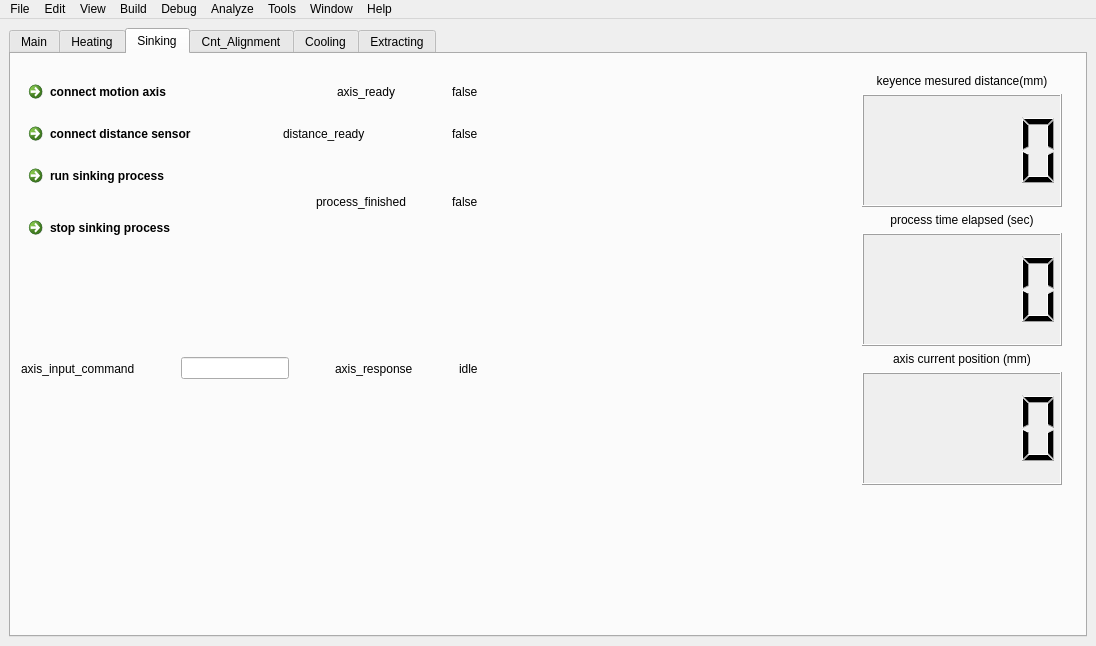
Above: src/app/mainwindow.ui from theion-batteries/soft_wgm_user_interface_qt_cpp before the change. Below: the same form after it.
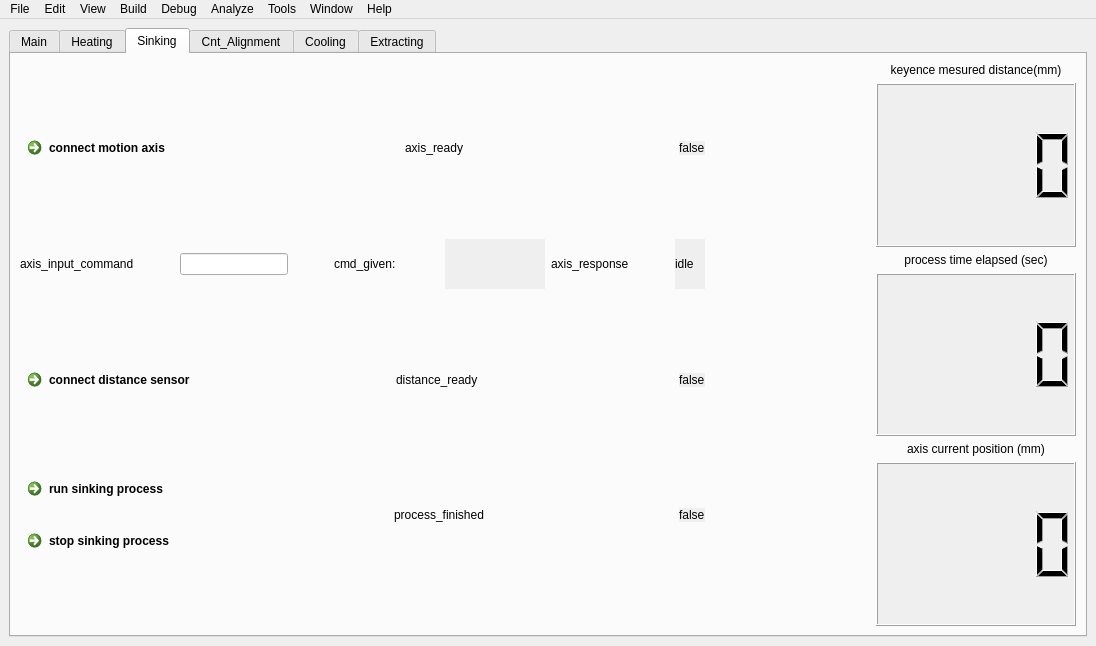
That is the form after the change. Icons and pictures are not drawn.

```diff
--- a/src/app/mainwindow.ui
+++ b/src/app/mainwindow.ui
@@ -270,15 +270,8 @@
        <attribute name="title">
         <string>Sinking</string>
        </attribute>
-       <widget class="QWidget" name="">
-        <property name="geometry">
-         <rect>
-          <x>10</x>
-          <y>20</y>
-          <width>1041</width>
-          <height>411</height>
-         </rect>
-        </property>
+       <layout class="QHBoxLayout" name="horizontalLayout_7">
+        <item>
         <layout class="QHBoxLayout" name="horizontalLayout_2">
          <item>
           <layout class="QVBoxLayout" name="verticalLayout_6">
@@ -325,8 +318,6 @@
               </spacer>
              </item>
              <item>
-              <layout class="QHBoxLayout" name="horizontalLayout_7">
-               <item>
                 <widget class="QLabel" name="label_7">
                  <property name="text">
                   <string>axis_ready</string>
@@ -354,12 +345,152 @@
                    <verstretch>0</verstretch>
                   </sizepolicy>
                  </property>
+                <property name="autoFillBackground">
+                 <bool>true</bool>
+                </property>
                  <property name="text">
                   <string>false</string>
                  </property>
                 </widget>
                </item>
               </layout>
+            </item>
+            <item>
+             <layout class="QHBoxLayout" name="horizontalLayout_9">
+              <item>
+               <widget class="QLabel" name="label_10">
+                <property name="text">
+                 <string>axis_input_command</string>
+                </property>
+               </widget>
+              </item>
+              <item>
+               <spacer name="horizontalSpacer_7">
+                <property name="orientation">
+                 <enum>Qt::Horizontal</enum>
+                </property>
+                <property name="sizeHint" stdset="0">
+                 <size>
+                  <width>40</width>
+                  <height>20</height>
+                 </size>
+                </property>
+               </spacer>
+              </item>
+              <item>
+               <widget class="QLineEdit" name="input_axis_cmd">
+                <property name="contextMenuPolicy">
+                 <enum>Qt::NoContextMenu</enum>
+                </property>
+                <property name="clearButtonEnabled">
+                 <bool>true</bool>
+                </property>
+               </widget>
+              </item>
+              <item>
+               <spacer name="horizontalSpacer_8">
+                <property name="orientation">
+                 <enum>Qt::Horizontal</enum>
+                </property>
+                <property name="sizeHint" stdset="0">
+                 <size>
+                  <width>40</width>
+                  <height>20</height>
+                 </size>
+                </property>
+               </spacer>
+              </item>
+              <item>
+               <layout class="QHBoxLayout" name="horizontalLayout_11">
+                <item>
+                 <layout class="QHBoxLayout" name="horizontalLayout_10">
+                  <item>
+                   <widget class="QLabel" name="cmd_given_1">
+                    <property name="text">
+                     <string>cmd_given: </string>
+                    </property>
+                   </widget>
+                  </item>
+                  <item>
+                   <spacer name="horizontalSpacer_11">
+                    <property name="orientation">
+                     <enum>Qt::Horizontal</enum>
+                    </property>
+                    <property name="sizeHint" stdset="0">
+                     <size>
+                      <width>40</width>
+                      <height>20</height>
+                     </size>
+                    </property>
+                   </spacer>
+                  </item>
+                  <item>
+                   <widget class="QLabel" name="cmd_given">
+                    <property name="sizePolicy">
+                     <sizepolicy hsizetype="Preferred" vsizetype="Fixed">
+                      <horstretch>0</horstretch>
+                      <verstretch>0</verstretch>
+                     </sizepolicy>
+                    </property>
+                    <property name="minimumSize">
+                     <size>
+                      <width>100</width>
+                      <height>50</height>
+                     </size>
+                    </property>
+                    <property name="autoFillBackground">
+                     <bool>true</bool>
+                    </property>
+                    <property name="text">
+                     <string/>
+                    </property>
+                   </widget>
+                  </item>
+                 </layout>
+                </item>
+               </layout>
+              </item>
+              <item>
+               <widget class="QLabel" name="label_11">
+                <property name="text">
+                 <string>axis_response</string>
+                </property>
+               </widget>
+              </item>
+              <item>
+               <spacer name="horizontalSpacer_9">
+                <property name="orientation">
+                 <enum>Qt::Horizontal</enum>
+                </property>
+                <property name="sizeHint" stdset="0">
+                 <size>
+                  <width>40</width>
+                  <height>20</height>
+                 </size>
+                </property>
+               </spacer>
+              </item>
+              <item>
+               <widget class="QLabel" name="axis_response">
+                <property name="sizePolicy">
+                 <sizepolicy hsizetype="Preferred" vsizetype="Fixed">
+                  <horstretch>0</horstretch>
+                  <verstretch>0</verstretch>
+                 </sizepolicy>
+                </property>
+                <property name="minimumSize">
+                 <size>
+                  <width>30</width>
+                  <height>50</height>
+                 </size>
+                </property>
+                <property name="autoFillBackground">
+                 <bool>true</bool>
+                </property>
+                <property name="text">
+                 <string>idle</string>
+                </property>
+               </widget>
              </item>
             </layout>
            </item>
@@ -425,6 +556,9 @@
                  <verstretch>0</verstretch>
                 </sizepolicy>
                </property>
+                <property name="autoFillBackground">
+                 <bool>true</bool>
+                </property>
                <property name="text">
                 <string>false</string>
                </property>
@@ -491,9 +625,12 @@
                <property name="orientation">
                 <enum>Qt::Horizontal</enum>
                </property>
+                <property name="sizeType">
+                 <enum>QSizePolicy::Fixed</enum>
+                </property>
                <property name="sizeHint" stdset="0">
                 <size>
-                 <width>40</width>
+                  <width>200</width>
                  <height>20</height>
                 </size>
                </property>
@@ -529,6 +666,9 @@
                    <verstretch>0</verstretch>
                   </sizepolicy>
                  </property>
+                  <property name="autoFillBackground">
+                   <bool>true</bool>
+                  </property>
                  <property name="text">
                   <string>false</string>
                  </property>
@@ -538,73 +678,6 @@
              </item>
             </layout>
            </item>
-           <item>
-            <layout class="QHBoxLayout" name="horizontalLayout_9">
-             <item>
-              <widget class="QLabel" name="label_10">
-               <property name="text">
-                <string>axis_input_command</string>
-               </property>
-              </widget>
-             </item>
-             <item>
-              <spacer name="horizontalSpacer_7">
-               <property name="orientation">
-                <enum>Qt::Horizontal</enum>
-               </property>
-               <property name="sizeHint" stdset="0">
-                <size>
-                 <width>40</width>
-                 <height>20</height>
-                </size>
-               </property>
-              </spacer>
-             </item>
-             <item>
-              <widget class="QLineEdit" name="lineEdit"/>
-             </item>
-             <item>
-              <spacer name="horizontalSpacer_8">
-               <property name="orientation">
-                <enum>Qt::Horizontal</enum>
-               </property>
-               <property name="sizeHint" stdset="0">
-                <size>
-                 <width>40</width>
-                 <height>20</height>
-                </size>
-               </property>
-              </spacer>
-             </item>
-             <item>
-              <widget class="QLabel" name="label_11">
-               <property name="text">
-                <string>axis_response</string>
-               </property>
-              </widget>
-             </item>
-             <item>
-              <spacer name="horizontalSpacer_9">
-               <property name="orientation">
-                <enum>Qt::Horizontal</enum>
-               </property>
-               <property name="sizeHint" stdset="0">
-                <size>
-                 <width>40</width>
-                 <height>20</height>
-                </size>
-               </property>
-              </spacer>
-             </item>
-             <item>
-              <widget class="QLabel" name="label_12">
-               <property name="text">
-                <string>idle</string>
-               </property>
-              </widget>
-             </item>
-            </layout>
-           </item>
           </layout>
          </item>
          <item>
@@ -790,7 +863,8 @@
           </layout>
          </item>
         </layout>
-       </widget>
+        </item>
+       </layout>
       </widget>
       <widget class="QWidget" name="Cnt_Alignment">
        <attribute name="title">
```
Left out of the diff: 4 changed lines with no effect on the pictures. Lines whose indentation alone changed are shown as unchanged.
